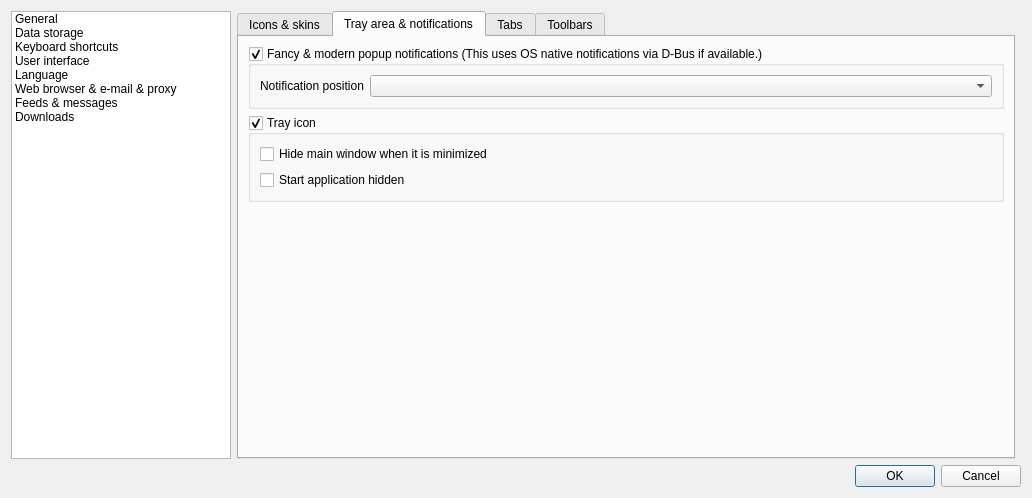
The window that src/gui/dialogs/formsettings.ui (martinrotter/rssguard) describes before a commit, drawn with Qt 5.
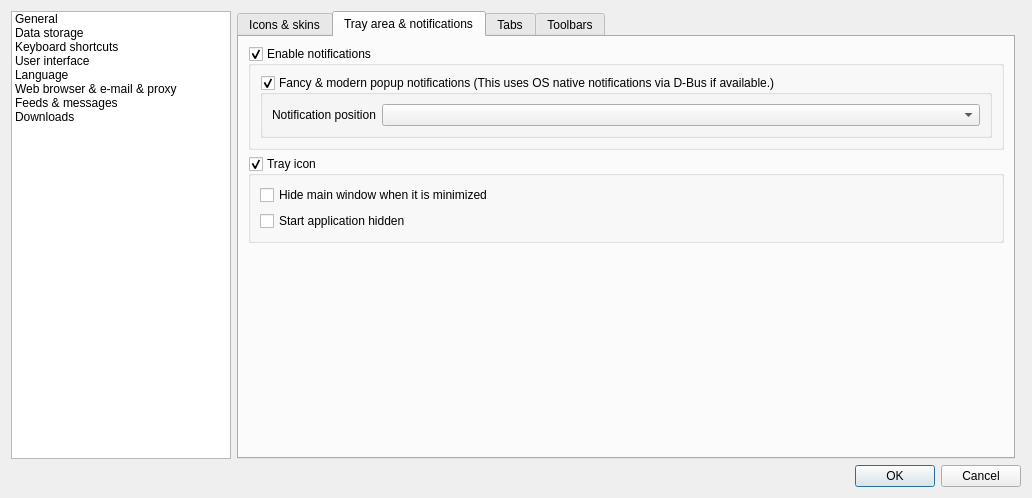
The same window after the commit. The open tabs and pages were chosen to show the change. Custom widgets are drawn as their Qt base class.

```diff
--- a/src/gui/dialogs/formsettings.ui
+++ b/src/gui/dialogs/formsettings.ui
@@ -636,6 +636,18 @@
             </widget>
            </item>
            <item row="0" column="0" colspan="2">
+            <widget class="QGroupBox" name="m_grpBaseNotifications">
+             <property name="title">
+              <string>Enable notifications</string>
+             </property>
+             <property name="flat">
+              <bool>false</bool>
+             </property>
+             <property name="checkable">
+              <bool>true</bool>
+             </property>
+             <layout class="QHBoxLayout" name="horizontalLayout_16">
+              <item>
             <widget class="QGroupBox" name="m_grpNotifications">
              <property name="title">
               <string>Fancy &amp;&amp; modern popup notifications (This uses OS native notifications via D-Bus if available.)</string>
@@ -659,6 +671,9 @@
            </item>
           </layout>
          </widget>
+           </item>
+          </layout>
+         </widget>
          <widget class="QWidget" name="m_tabTabs">
           <attribute name="title">
            <string>Tabs</string>
```
Left out of the diff: 20 changed lines with no effect on the pictures. Lines whose indentation alone changed are shown as unchanged.
